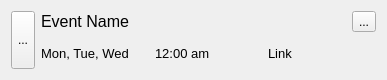
Before: the Qt Designer form UlyssesApp/listitemwidget.ui in EdsilvaEps/Ulysses, drawn with Qt 5.
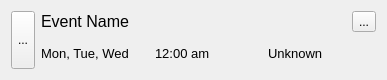
After: the same form once the commit is applied. Icons and pictures are not drawn.

The edit to the form file:
```diff
--- a/UlyssesApp/listitemwidget.ui
+++ b/UlyssesApp/listitemwidget.ui
@@ -52,7 +52,7 @@
         </font>
        </property>
        <property name="text">
-        <string>Link</string>
+        <string>Unknown</string>
        </property>
        <property name="alignment">
         <set>Qt::AlignLeading|Qt::AlignLeft|Qt::AlignVCenter</set>
```
Left out of the diff: 16 changed lines with no effect on the pictures.
